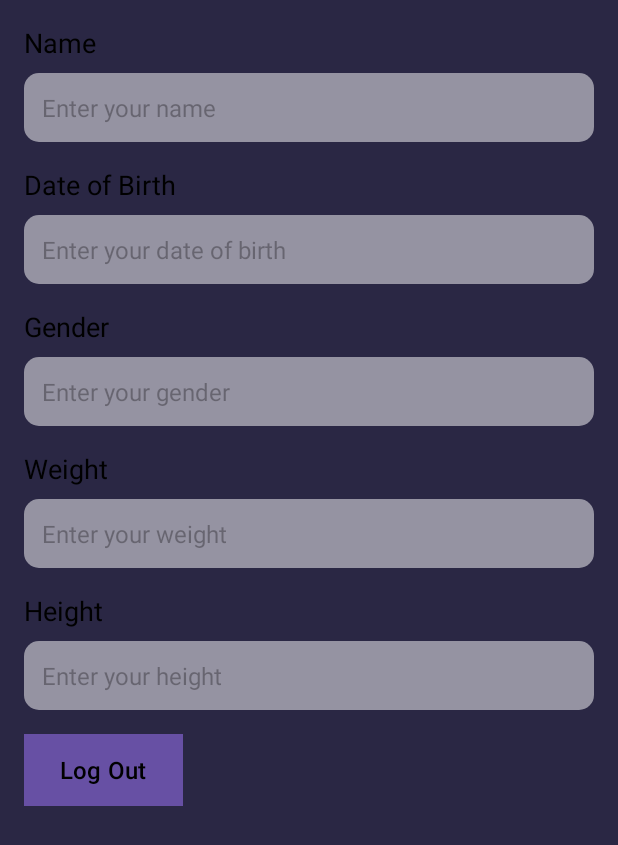
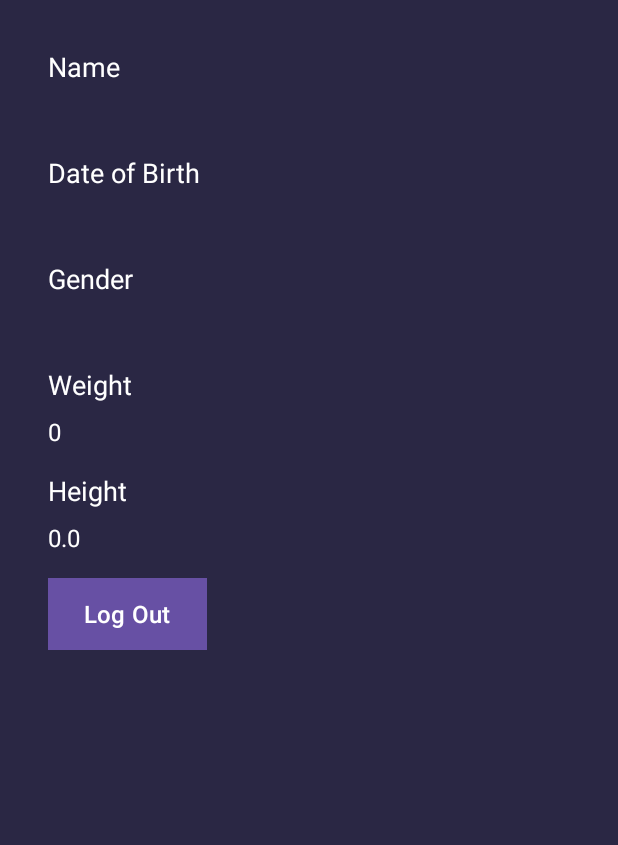
Before and after one commit to tuhin1522/FitGaurd-App, an Android app: the fragment Profile shown on its own in the app's theme, on a phone screen of 412 x 824 dp. Shown: the top 845 px of the screen. Run offline under Robolectric (Android 15) with nearby library versions, the phone set to English and light mode, and no system bars.

Commit message:
COMPLETE PROFILE

```diff
--- a/app/src/main/java/com/tuhin/fitgaurdapp/Profile.java
+++ b/app/src/main/java/com/tuhin/fitgaurdapp/Profile.java
@@ -1,5 +1,7 @@
 package com.tuhin.fitgaurdapp;
 
+import android.content.Intent;
+import android.content.SharedPreferences;
 import android.os.Bundle;
 
 import androidx.fragment.app.Fragment;
@@ -12,22 +14,42 @@ import android.widget.TextView;
 
 
 public class Profile extends Fragment {
-    TextView name, dateofbirth, gender, weight, height;
-    Button btnlogout;
-
+    TextView name, dateOfBirth, gender, weight, height;
+    Button btnLogout;
 
     @Override
     public View onCreateView(LayoutInflater inflater, ViewGroup container,
                              Bundle savedInstanceState) {
-        // Inflate the layout for this fragment
         View view = inflater.inflate(R.layout.fragment_profile, container, false);
+        name = view.findViewById(R.id.TextName);
+        gender = view.findViewById(R.id.GenderText);
+        dateOfBirth = view.findViewById(R.id.DateOfBirthText);
+        weight = view.findViewById(R.id.WeightText);
+        height = view.findViewById(R.id.HeightText);
+        btnLogout = view.findViewById(R.id.btnLogout);
 
-        name = view.findViewById(R.id.editTextName);
-        gender = view.findViewById(R.id.editTextGender);
-        dateofbirth = view.findViewById(R.id.editTextDateOfBirth);
-        weight = view.findViewById(R.id.editTextWeight);
-        height = view.findViewById(R.id.editTextHeight);
-        btnlogout = view.findViewById(R.id.btnLogout);
+
+        name.setText(ProfileActivity.NAME);
+        gender.setText(ProfileActivity.GENDER);
+        dateOfBirth.setText(ProfileActivity.DATE);
+        weight.setText(String.valueOf(ProfileActivity.WEIGHT));
+        height.setText(String.valueOf(ProfileActivity.HEIGHT));
+
+        btnLogout.setOnClickListener(new View.OnClickListener() {
+            @Override
+            public void onClick(View v) {
+                // Clear the login data from SharedPreferences
+                SharedPreferences pref = getActivity().getSharedPreferences("login", getActivity().MODE_PRIVATE);
+                SharedPreferences.Editor editor = pref.edit();
+                editor.clear(); // Clear all data
+                editor.apply();
+
+                getActivity().finishAffinity(); // Close the current activity after logout
+            }
+        });
+
+
+
 
 
         return view;
--- a/app/src/main/java/com/tuhin/fitgaurdapp/ProfileActivity.java
+++ b/app/src/main/java/com/tuhin/fitgaurdapp/ProfileActivity.java
@@ -1,6 +1,8 @@
 package com.tuhin.fitgaurdapp;
 
 import androidx.appcompat.app.AppCompatActivity;
+import androidx.fragment.app.FragmentManager;
+import androidx.fragment.app.FragmentTransaction;
 
 import android.content.Intent;
 import android.content.SharedPreferences;
@@ -10,11 +12,18 @@ import android.widget.Button;
 import android.widget.EditText;
 import android.widget.Toast;
 
+import java.util.Date;
+
 public class ProfileActivity extends AppCompatActivity {
 
-    Button  loginbutton;
+    Button loginbutton;
 
-    private EditText editTextName, editTextGender,editTextDate, editTextHeight, editTextWeight;
+    private EditText editTextName, editTextGender, editTextDate, editTextHeight, editTextWeight;
+
+    public static String NAME, GENDER;
+    public static String DATE;
+    public static int WEIGHT;
+    public static double HEIGHT;
     @Override
     protected void onCreate(Bundle savedInstanceState) {
         super.onCreate(savedInstanceState);
@@ -27,29 +36,40 @@ public class ProfileActivity extends AppCompatActivity {
         editTextWeight = findViewById(R.id.editTextWeight);
         editTextName = findViewById(R.id.editTextName);
 
-        Intent log = new Intent(ProfileActivity.this, MainActivity.class);
-
-
         loginbutton.setOnClickListener(new View.OnClickListener() {
             @Override
             public void onClick(View v) {
-                if(editTextGender.getText().toString().trim().isEmpty() || editTextDate.getText().toString().trim().isEmpty() || editTextHeight.getText().toString().trim().isEmpty() || editTextWeight.getText().toString().trim().isEmpty()){
+                if (editTextGender.getText().toString().trim().isEmpty() ||
+                        editTextDate.getText().toString().trim().isEmpty() ||
+                        editTextHeight.getText().toString().trim().isEmpty() ||
+                        editTextWeight.getText().toString().trim().isEmpty()) {
                     Toast.makeText(ProfileActivity.this, "Please Fill the Login form", Toast.LENGTH_SHORT).show();
-                }else{
+                } else {
 
-                    SharedPreferences pref = getSharedPreferences("login",MODE_PRIVATE);
+
+                    NAME = editTextName.getText().toString();
+                    GENDER = editTextGender.getText().toString();
+                    DATE = editTextDate.getText().toString();
+                    HEIGHT = Double.parseDouble(editTextHeight.getText().toString());
+                    WEIGHT = Integer.parseInt(editTextWeight.getText().toString());
+
+                    SharedPreferences pref = getSharedPreferences("login", MODE_PRIVATE);
                     SharedPreferences.Editor editor = pref.edit();
-
                     editor.putBoolean("flag", true);
                     editor.apply();
 
-                    Intent iHome = new Intent(ProfileActivity.this,MainActivity.class);
+//                    Profile profileFragment = new Profile();
+//                    //profileFragment.setArguments(bundle);
+//
+//                    FragmentManager fragmentManager = getSupportFragmentManager();
+//                    FragmentTransaction fragmentTransaction = fragmentManager.beginTransaction();
+//                    fragmentTransaction.replace(R.id.fragment_container, profileFragment);
+//                    fragmentTransaction.commit();
+
+                    Intent iHome = new Intent(ProfileActivity.this, MainActivity.class);
                     startActivity(iHome);
                 }
-
             }
         });
-
     }
-
 }
--- a/app/src/main/res/layout/activity_profile.xml
+++ b/app/src/main/res/layout/activity_profile.xml
@@ -91,8 +91,8 @@
             android:layout_marginTop="10dp"
             android:background="@drawable/edittext_background"
             android:ems="10"
-            android:hint="Your weight-KG"
-            android:inputType="number"
+            android:hint="Your height"
+            android:inputType="number|numberDecimal"
             android:padding="8dp"
             android:textColor="@color/white"
             android:textSize="12sp" />
@@ -104,8 +104,8 @@
             android:layout_marginTop="10dp"
             android:background="@drawable/edittext_background"
             android:ems="10"
-            android:hint="Your Height"
-            android:inputType="numberDecimal"
+            android:hint="Your weight"
+            android:inputType="number|numberDecimal"
             android:padding="8dp"
             android:textColor="@color/white"
             android:textSize="12sp" />
--- a/app/src/main/res/layout/fragment_profile.xml
+++ b/app/src/main/res/layout/fragment_profile.xml
@@ -1,10 +1,16 @@
-<LinearLayout
+<FrameLayout
     xmlns:android="http://schemas.android.com/apk/res/android"
     xmlns:tools="http://schemas.android.com/tools"
     android:layout_width="match_parent"
     android:layout_height="match_parent"
+    android:background="@color/backgroundblue"
+    android:id="@+id/profile"
+    android:padding="16dp">
+
+    <LinearLayout
+        android:layout_width="match_parent"
+        android:layout_height="wrap_content"
         android:orientation="vertical"
-    android:background="@color/backgroundblue"
         android:padding="16dp">
 
         <TextView
@@ -13,18 +19,16 @@
             android:layout_height="wrap_content"
             android:text="Name"
             android:textSize="18sp"
-        android:textColor="@android:color/black"
+            android:textColor="@android:color/white"
             android:layout_marginBottom="8dp"/>
 
-    <EditText
-        android:id="@+id/editTextName"
+        <TextView
+            android:id="@+id/TextName"
             android:layout_width="match_parent"
             android:layout_height="wrap_content"
-        android:background="@drawable/edittext_background"
-        android:hint="Enter your name"
-        android:padding="12dp"
+            android:text="John Doe"
             android:textSize="16sp"
-        android:textColor="@android:color/black"
+            android:textColor="@android:color/white"
             android:layout_marginBottom="16dp"/>
 
         <TextView
@@ -33,18 +37,16 @@
             android:layout_height="wrap_content"
             android:text="Date of Birth"
             android:textSize="18sp"
-        android:textColor="@android:color/black"
+            android:textColor="@android:color/white"
             android:layout_marginBottom="8dp"/>
 
-    <EditText
-        android:id="@+id/editTextDateOfBirth"
+        <TextView
+            android:id="@+id/DateOfBirthText"
             android:layout_width="match_parent"
             android:layout_height="wrap_content"
-        android:background="@drawable/edittext_background"
-        android:hint="Enter your date of birth"
-        android:padding="12dp"
+            android:text="January 1, 1990"
             android:textSize="16sp"
-        android:textColor="@android:color/black"
+            android:textColor="@android:color/white"
             android:layout_marginBottom="16dp"/>
 
         <TextView
@@ -53,18 +55,16 @@
             android:layout_height="wrap_content"
             android:text="Gender"
             android:textSize="18sp"
-        android:textColor="@android:color/black"
+            android:textColor="@android:color/white"
             android:layout_marginBottom="8dp"/>
 
-    <EditText
-        android:id="@+id/editTextGender"
+        <TextView
+            android:id="@+id/GenderText"
             android:layout_width="match_parent"
             android:layout_height="wrap_content"
-        android:background="@drawable/edittext_background"
-        android:hint="Enter your gender"
-        android:padding="12dp"
+            android:text="Male"
             android:textSize="16sp"
-        android:textColor="@android:color/black"
+            android:textColor="@android:color/white"
             android:layout_marginBottom="16dp"/>
 
         <TextView
@@ -73,18 +73,16 @@
             android:layout_height="wrap_content"
             android:text="Weight"
             android:textSize="18sp"
-        android:textColor="@android:color/black"
+            android:textColor="@android:color/white"
             android:layout_marginBottom="8dp"/>
 
-    <EditText
-        android:id="@+id/editTextWeight"
+        <TextView
+            android:id="@+id/WeightText"
             android:layout_width="match_parent"
             android:layout_height="wrap_content"
-        android:background="@drawable/edittext_background"
-        android:hint="Enter your weight"
-        android:padding="12dp"
+            android:text="70 kg"
             android:textSize="16sp"
-        android:textColor="@android:color/black"
+            android:textColor="@android:color/white"
             android:layout_marginBottom="16dp"/>
 
         <TextView
@@ -93,18 +91,16 @@
             android:layout_height="wrap_content"
             android:text="Height"
             android:textSize="18sp"
-        android:textColor="@android:color/black"
+            android:textColor="@android:color/white"
             android:layout_marginBottom="8dp"/>
 
-    <EditText
-        android:id="@+id/editTextHeight"
+        <TextView
+            android:id="@+id/HeightText"
             android:layout_width="match_parent"
             android:layout_height="wrap_content"
-        android:background="@drawable/edittext_background"
-        android:hint="Enter your height"
-        android:padding="12dp"
+            android:text="180 cm"
             android:textSize="16sp"
-        android:textColor="@android:color/black"
+            android:textColor="@android:color/white"
             android:layout_marginBottom="16dp"/>
 
         <Button
@@ -113,6 +109,7 @@
             android:layout_height="wrap_content"
             android:text="Log Out"
             android:textSize="16sp"
-        android:textColor="@android:color/black"
+            android:textColor="@android:color/white"
             android:background="@color/black"/>
     </LinearLayout>
+</FrameLayout>
```
Lines whose indentation alone changed are shown as unchanged.
